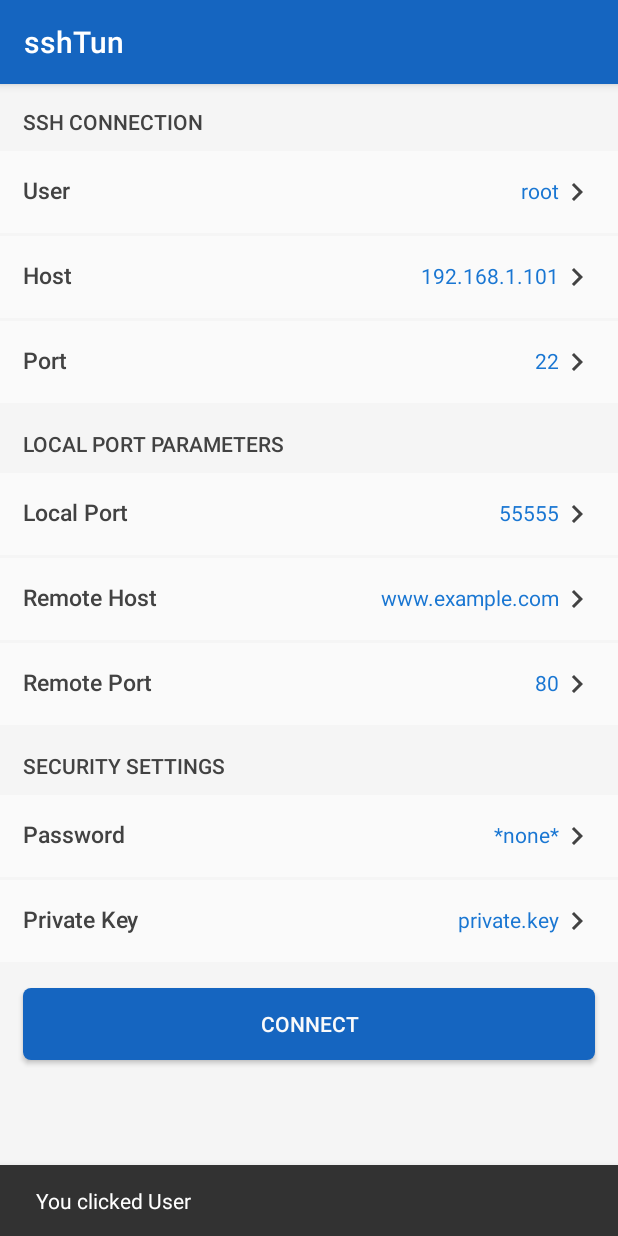
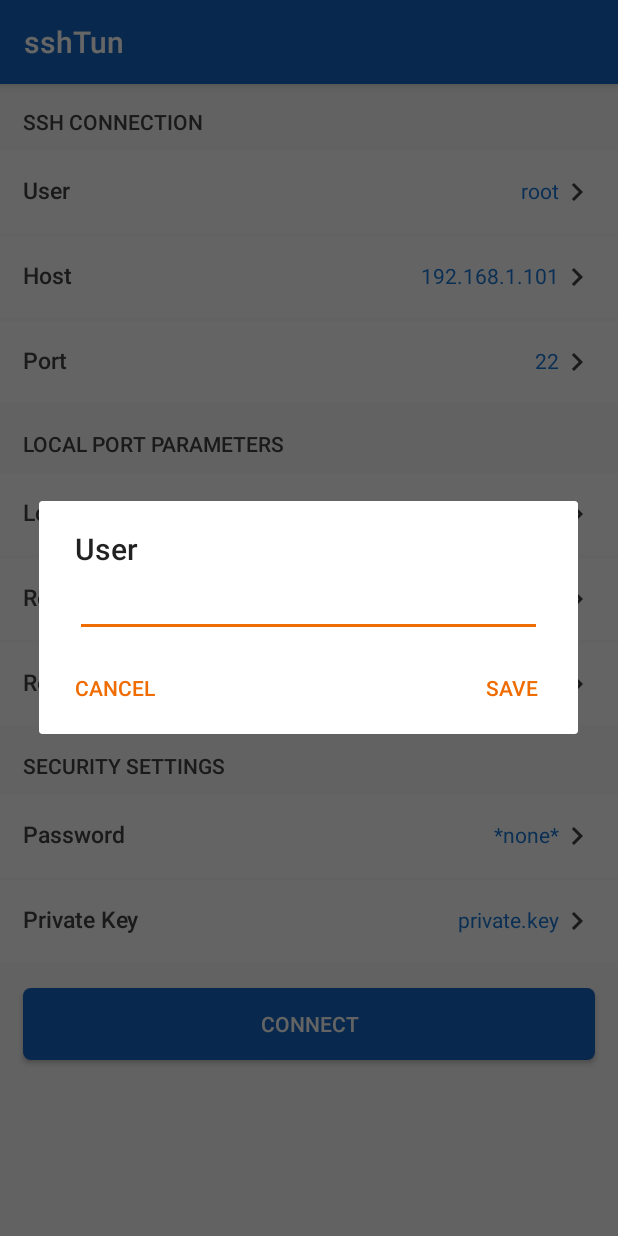
Before and after one commit to forsb/sshTun, an Android app: the screen it shows after launch (MainActivity), after a tap on "User", on a phone screen of 412 x 824 dp. Run offline under Robolectric (Android 15) with nearby library versions, the phone set to English and light mode, and no system bars.

Commit message:
Add AlertDialog for changing the parameters, and possibility to add values to sharedPreferences.

```diff
--- a/app/src/main/java/nu/forsby/filip/sshtun/Host.java
+++ b/app/src/main/java/nu/forsby/filip/sshtun/Host.java
@@ -11,21 +11,15 @@ public class Host {
     int port;
     String passwd;
 
-    List<Command> history;
-
     public Host(String host, String user, String passwd, int port) {
         this.host = host;
         this.user = user;
         this.passwd = passwd;
         this.port = port;
-        this.history = new ArrayList<>();
     }
 
     public String toString() {
         return this.user + "@" + this.host + ":" + this.port;
     }
 
-    public void addHistory(Command command) {
-        this.history.add(command);
-    }
 }
--- a/app/src/main/java/nu/forsby/filip/sshtun/MainActivity.java
+++ b/app/src/main/java/nu/forsby/filip/sshtun/MainActivity.java
@@ -1,5 +1,9 @@
 package nu.forsby.filip.sshtun;
 
+import android.app.AlertDialog;
+import android.content.Context;
+import android.content.DialogInterface;
+import android.content.SharedPreferences;
 import android.support.v7.app.AppCompatActivity;
 import android.os.Bundle;
 import android.support.design.widget.Snackbar;
@@ -7,11 +11,15 @@ import android.util.Log;
 
 import android.view.View;
 import android.view.ViewGroup;
-import android.widget.ArrayAdapter;
+import android.widget.Button;
+import android.widget.EditText;
 import android.widget.LinearLayout;
 import android.widget.TextView;
 
 public class MainActivity extends AppCompatActivity {
+
+    SharedPreferences sharedPref;
+    Context context;
 
     Connection con;
     View rootView;
@@ -21,31 +29,20 @@ public class MainActivity extends AppCompatActivity {
         super.onCreate(savedInstanceState);
         setContentView(R.layout.activity_main);
 
+        context = getApplicationContext();
+        rootView = findViewById(R.id.coordinatorLayout);
+        sharedPref = getPreferences(Context.MODE_PRIVATE);
+
+        sharedPref.edit().putString("User", "root").commit();
+
         setOnclickListeners();
         inflateViews();
-
-        this.rootView = findViewById(R.id.coordinatorLayout);
 
 
 
         // --- Set up connection ---
         Host host = new Host("10.20.30.58", "ha", "qweqwe", 22);
         con = new Connection(host) {
-            @Override
-            public void onExecuteSuccess(Command command) {
-//                findViewById(R.id.progressBar).setVisibility(View.INVISIBLE);
-//                tView.setText("");
-                for (String str : command.output) {
-//                    tView.append(str);
-                }
-            }
-
-            @Override
-            public void onExecuteFail(Exception e) {
-                e.printStackTrace();
-                Log.e("SSHTUN", e.getClass().getName().toString() + " - " + e.getMessage().toString());
-            }
-
             @Override
             public void onPortForwardSuccess(int assigned_port) {
                 showSnackbar("Established connection on local port " + assigned_port);
@@ -59,23 +56,6 @@ public class MainActivity extends AppCompatActivity {
             }
         };
 
-
-        // --- Autocomplete ---
-        String[] arr = {
-                "Paries,France",
-                "PA,United States",
-                "Parana,Brazil",
-                "Padua,Italy",
-                "Pasadena,CA,United States"};
-
-//        AutoCompleteTextView autocomplete = findViewById(R.id.actv);
-
-        ArrayAdapter<String> adapter = new ArrayAdapter<String>
-                (this, android.R.layout.select_dialog_item, arr);
-
-//        autocomplete.setThreshold(2);
-//        autocomplete.setAdapter(adapter);
-
     }
 
     private void inflateViews() {
@@ -85,7 +65,7 @@ public class MainActivity extends AppCompatActivity {
         ((TextView) sshHeaderView.findViewById(R.id.header)).setText("SSH CONNECTION");
         rootLinearLayout.addView(sshHeaderView);
 //        ((TextView) getLayoutInflater().inflate(R.layout.frame_list_heading, rootLinearLayout, true).findViewById(R.id.heading)).setText("SSH CONNECTION");
-        rootLinearLayout.addView(new ListItem(rootLinearLayout, "User", "root").view);
+        rootLinearLayout.addView(new ListItem(rootLinearLayout, "User", sharedPref.getString("User", "")).view);
         rootLinearLayout.addView(new ListItem(rootLinearLayout, "Host", "192.168.1.101").view);
         rootLinearLayout.addView(new ListItem(rootLinearLayout, "Port", "22").view);
 
@@ -107,35 +87,13 @@ public class MainActivity extends AppCompatActivity {
 
     private void setOnclickListeners() {
 
-//        // Dropdown menu
-//        ImageButton down = findViewById(R.id.down);
-//        down.setOnClickListener(new View.OnClickListener() {
-//            @Override
-//            public void onClick(View v) {
-//                AutoCompleteTextView autocomplete = findViewById(R.id.actv);
-//                autocomplete.showDropDown();
-//            }
-//        });
-//
-//        // Execute command
-//        ImageButton butt = findViewById(R.id.button_default);
-//        butt.setOnClickListener(new View.OnClickListener() {
-//            @Override
-//            public void onClick(View v) {
-//                EditText eText = findViewById(R.id.actv);
-//                con.Execute(eText.getText().toString());
-//                findViewById(R.id.progressBar).setVisibility(View.VISIBLE);
-//            }
-//        });
-
-//        // Local port forward
-//        ImageButton portFwBtn = findViewById(R.id.button23);
-//        portFwBtn.setOnClickListener(new View.OnClickListener() {
-//            @Override
-//            public void onClick(View v) {
-//                con.PortForward(55555, "127.0.0.1", 8123);
-//            }
-//        });
+        Button connectButton = findViewById(R.id.connectButton);
+        connectButton.setOnClickListener(new View.OnClickListener() {
+            @Override
+            public void onClick(View view) {
+                con.PortForward(55555, "127.0.0.1", 8123);
+            }
+        });
     }
 
     private void showSnackbar(String message) {
@@ -146,8 +104,8 @@ public class MainActivity extends AppCompatActivity {
 
         public View view;
 
-        public ListItem(ViewGroup rootView, String tag, String value) {
-            view = getLayoutInflater().inflate(R.layout.frame_list_item, rootView, false);
+        public ListItem(ViewGroup parentView, String tag, String value) {
+            view = getLayoutInflater().inflate(R.layout.frame_list_item, parentView, false);
 
             TextView tagView = view.findViewById(R.id.tag);
             tagView.setText(tag);
@@ -156,9 +114,33 @@ public class MainActivity extends AppCompatActivity {
             valueView.setText(value);
 
             view.setOnClickListener(new View.OnClickListener() {
+                String tag;
+                View dialogView;
+
                 @Override
                 public void onClick(View view) {
-                    showSnackbar("You clicked " + ((TextView)view.findViewById(R.id.tag)).getText());
+                    tag = ((TextView)view.findViewById(R.id.tag)).getText().toString();
+                    dialogView =  MainActivity.this.getLayoutInflater().inflate(R.layout.frame_dialog_input, null);
+
+                    AlertDialog.Builder builder = new AlertDialog.Builder(MainActivity.this);
+                    builder
+                            .setTitle(tag)
+                            .setView(dialogView)
+                            .setPositiveButton("Save", new DialogInterface.OnClickListener() {
+                                @Override
+                                public void onClick(DialogInterface dialog, int id) {
+                                    sharedPref.edit().putString(tag, ((EditText) dialogView.findViewById(R.id.dialogText)).getText().toString());
+                                    dialog.cancel();
+                                }
+                            })
+                            .setNeutralButton("Cancel", new DialogInterface.OnClickListener() {
+                                @Override
+                                public void onClick(DialogInterface dialog, int id) {
+                                    dialog.cancel();
+                                }
+                            });
+
+                    builder.show();
                 }
             });
         }
--- a/app/src/main/res/layout/activity_main.xml
+++ b/app/src/main/res/layout/activity_main.xml
@@ -27,6 +27,7 @@
         </LinearLayout>
 
         <Button
+            android:id="@+id/connectButton"
             android:layout_width="match_parent"
             android:layout_height="wrap_content"
             android:text="Connect"
--- /dev/null
+++ b/app/src/main/res/layout/frame_dialog_input.xml
@@ -0,0 +1,13 @@
+<?xml version="1.0" encoding="utf-8"?>
+<LinearLayout xmlns:android="http://schemas.android.com/apk/res/android"
+    android:layout_height="wrap_content"
+    android:layout_width="match_parent"
+    android:orientation="vertical"
+    android:paddingHorizontal="?dialogPreferredPadding">
+
+    <EditText
+        android:id="@+id/dialogText"
+        android:layout_width="match_parent"
+        android:layout_height="wrap_content"/>
+
+</LinearLayout>
```
Also changed, not shown: app/src/main/java/nu/forsby/filip/sshtun/Connection.java (+0 -93 lines).
